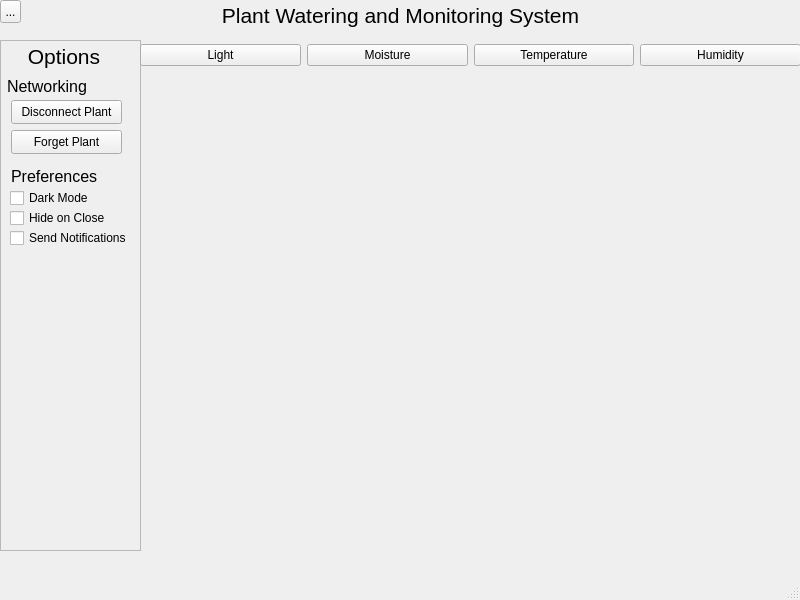
Before: the Qt Designer form PlantWateringAndMonitoringSystem/mainwindow.ui in AmethystBird/Plant-Watering-And-Monitering-Client, drawn with Qt 5.
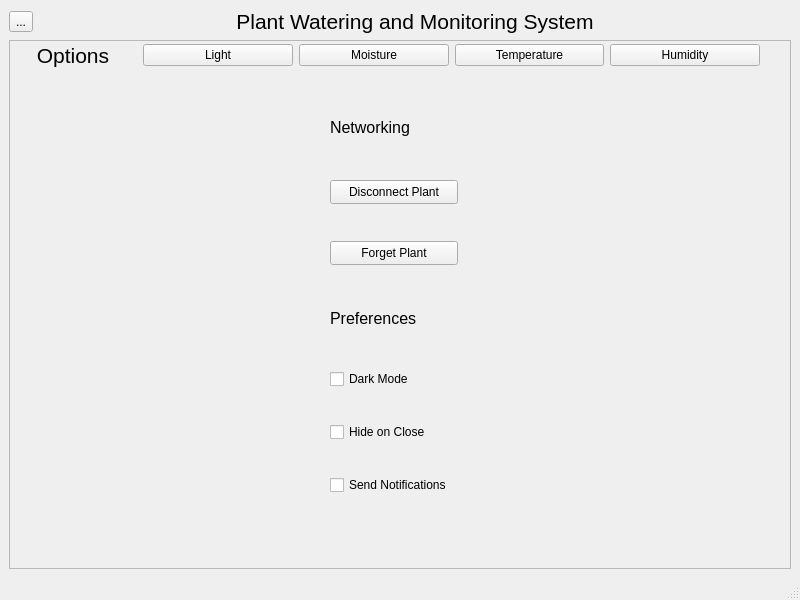
After: the same form once the commit is applied.

```diff
--- a/PlantWateringAndMonitoringSystem/mainwindow.ui
+++ b/PlantWateringAndMonitoringSystem/mainwindow.ui
@@ -14,15 +14,16 @@
    <string>MainWindow</string>
   </property>
   <widget class="QWidget" name="centralwidget">
+   <layout class="QGridLayout" name="gridLayout">
+    <item row="1" column="0">
+     <widget class="QToolButton" name="optionsButton">
+      <property name="text">
+       <string>...</string>
+      </property>
+     </widget>
+    </item>
+    <item row="1" column="1">
    <widget class="QLabel" name="titleLabel">
-    <property name="geometry">
-     <rect>
-      <x>0</x>
-      <y>0</y>
-      <width>801</width>
-      <height>31</height>
-     </rect>
-    </property>
     <property name="font">
      <font>
       <pointsize>16</pointsize>
@@ -38,16 +39,12 @@
      <set>Qt::AlignCenter</set>
     </property>
    </widget>
-   <widget class="QWidget" name="gridLayoutWidget">
-    <property name="geometry">
-     <rect>
-      <x>0</x>
-      <y>40</y>
-      <width>141</width>
-      <height>511</height>
-     </rect>
-    </property>
-    <layout class="QGridLayout" name="optionsMenu">
+    </item>
+    <item row="2" column="0" rowspan="3" colspan="2">
+     <layout class="QGridLayout" name="optionsMenu" rowstretch="0">
+      <property name="rightMargin">
+       <number>0</number>
+      </property>
      <item row="0" column="0">
       <widget class="QFrame" name="optionsMenuFrame">
        <property name="autoFillBackground">
@@ -59,91 +56,18 @@
        <property name="frameShadow">
         <enum>QFrame::Raised</enum>
        </property>
-       <widget class="QCheckBox" name="sendNotificationsCheckBox">
+        <widget class="QWidget" name="horizontalLayoutWidget_2">
         <property name="geometry">
          <rect>
-          <x>10</x>
-          <y>190</y>
-          <width>128</width>
-          <height>16</height>
-         </rect>
-        </property>
-        <property name="maximumSize">
-         <size>
-          <width>128</width>
-          <height>16</height>
-         </size>
-        </property>
-        <property name="text">
-         <string>Send Notifications</string>
-        </property>
-       </widget>
-       <widget class="QPushButton" name="disconnectPlantButton">
-        <property name="geometry">
-         <rect>
-          <x>11</x>
-          <y>60</y>
-          <width>111</width>
-          <height>24</height>
-         </rect>
-        </property>
-        <property name="maximumSize">
-         <size>
-          <width>128</width>
-          <height>24</height>
-         </size>
-        </property>
-        <property name="text">
-         <string>Disconnect Plant</string>
-        </property>
-       </widget>
-       <widget class="QPushButton" name="forgetPlantButton">
-        <property name="geometry">
-         <rect>
-          <x>11</x>
-          <y>90</y>
-          <width>111</width>
-          <height>24</height>
-         </rect>
-        </property>
-        <property name="maximumSize">
-         <size>
-          <width>128</width>
-          <height>24</height>
-         </size>
-        </property>
-        <property name="text">
-         <string>Forget Plant</string>
-        </property>
-       </widget>
-       <widget class="QCheckBox" name="hideOnCloseCheckBox">
-        <property name="geometry">
-         <rect>
-          <x>10</x>
-          <y>170</y>
-          <width>128</width>
-          <height>16</height>
-         </rect>
-        </property>
-        <property name="maximumSize">
-         <size>
-          <width>128</width>
-          <height>16</height>
-         </size>
-        </property>
-        <property name="text">
-         <string>Hide on Close</string>
-        </property>
-       </widget>
+           <x>0</x>
+           <y>0</y>
+           <width>751</width>
+           <height>31</height>
+          </rect>
+         </property>
+         <layout class="QHBoxLayout" name="horizontalLayout_3">
+          <item>
        <widget class="QLabel" name="optionsLabel">
-        <property name="geometry">
-         <rect>
-          <x>0</x>
-          <y>0</y>
-          <width>128</width>
-          <height>32</height>
-         </rect>
-        </property>
         <property name="maximumSize">
          <size>
           <width>128</width>
@@ -165,100 +89,12 @@
          <number>0</number>
         </property>
        </widget>
-       <widget class="QCheckBox" name="darkModeCheckBox">
-        <property name="geometry">
-         <rect>
-          <x>10</x>
-          <y>150</y>
-          <width>128</width>
-          <height>16</height>
-         </rect>
-        </property>
-        <property name="maximumSize">
-         <size>
-          <width>128</width>
-          <height>16</height>
-         </size>
-        </property>
-        <property name="text">
-         <string>Dark Mode</string>
-        </property>
-       </widget>
-       <widget class="QLabel" name="networkingLabel">
-        <property name="geometry">
-         <rect>
-          <x>7</x>
-          <y>30</y>
-          <width>121</width>
-          <height>32</height>
-         </rect>
-        </property>
-        <property name="maximumSize">
-         <size>
-          <width>128</width>
-          <height>32</height>
-         </size>
-        </property>
-        <property name="font">
-         <font>
-          <pointsize>12</pointsize>
-         </font>
-        </property>
-        <property name="text">
-         <string>Networking</string>
-        </property>
-       </widget>
-       <widget class="QLabel" name="preferencesLabel">
-        <property name="geometry">
-         <rect>
-          <x>11</x>
-          <y>120</y>
-          <width>111</width>
-          <height>32</height>
-         </rect>
-        </property>
-        <property name="maximumSize">
-         <size>
-          <width>128</width>
-          <height>32</height>
-         </size>
-        </property>
-        <property name="font">
-         <font>
-          <pointsize>12</pointsize>
-         </font>
-        </property>
-        <property name="text">
-         <string>Preferences</string>
-        </property>
-       </widget>
-      </widget>
-     </item>
-    </layout>
-   </widget>
-   <widget class="QToolButton" name="optionsButton">
-    <property name="geometry">
-     <rect>
-      <x>0</x>
-      <y>0</y>
-      <width>21</width>
-      <height>23</height>
-     </rect>
-    </property>
-    <property name="text">
-     <string>...</string>
-    </property>
-   </widget>
-   <widget class="QWidget" name="horizontalLayoutWidget">
-    <property name="geometry">
-     <rect>
-      <x>140</x>
-      <y>40</y>
-      <width>661</width>
-      <height>31</height>
-     </rect>
-    </property>
+          </item>
+          <item>
     <layout class="QHBoxLayout" name="horizontalLayout">
+            <property name="sizeConstraint">
+             <enum>QLayout::SetDefaultConstraint</enum>
+            </property>
      <item>
       <widget class="QPushButton" name="pushButton_4">
        <property name="text">
@@ -288,18 +124,150 @@
       </widget>
      </item>
     </layout>
-   </widget>
-   <widget class="QWidget" name="verticalLayoutWidget">
+          </item>
+         </layout>
+        </widget>
+        <widget class="QWidget" name="horizontalLayoutWidget">
     <property name="geometry">
      <rect>
-      <x>150</x>
-      <y>80</y>
-      <width>641</width>
-      <height>471</height>
-     </rect>
-    </property>
-    <layout class="QVBoxLayout" name="verticalLayout"/>
-   </widget>
+           <x>0</x>
+           <y>40</y>
+           <width>771</width>
+           <height>451</height>
+          </rect>
+         </property>
+         <layout class="QHBoxLayout" name="horizontalLayout_2">
+          <item>
+           <layout class="QVBoxLayout" name="verticalLayout_2">
+            <item>
+             <widget class="QLabel" name="networkingLabel">
+              <property name="maximumSize">
+               <size>
+                <width>128</width>
+                <height>32</height>
+               </size>
+              </property>
+              <property name="font">
+               <font>
+                <pointsize>12</pointsize>
+               </font>
+              </property>
+              <property name="text">
+               <string>Networking</string>
+              </property>
+             </widget>
+            </item>
+            <item>
+             <widget class="QPushButton" name="disconnectPlantButton">
+              <property name="maximumSize">
+               <size>
+                <width>128</width>
+                <height>24</height>
+               </size>
+              </property>
+              <property name="text">
+               <string>Disconnect Plant</string>
+              </property>
+             </widget>
+            </item>
+            <item>
+             <widget class="QPushButton" name="forgetPlantButton">
+              <property name="maximumSize">
+               <size>
+                <width>128</width>
+                <height>24</height>
+               </size>
+              </property>
+              <property name="text">
+               <string>Forget Plant</string>
+              </property>
+             </widget>
+            </item>
+            <item>
+             <widget class="QLabel" name="preferencesLabel">
+              <property name="maximumSize">
+               <size>
+                <width>128</width>
+                <height>32</height>
+               </size>
+              </property>
+              <property name="font">
+               <font>
+                <pointsize>12</pointsize>
+               </font>
+              </property>
+              <property name="text">
+               <string>Preferences</string>
+              </property>
+             </widget>
+            </item>
+            <item>
+             <widget class="QCheckBox" name="darkModeCheckBox">
+              <property name="maximumSize">
+               <size>
+                <width>128</width>
+                <height>16</height>
+               </size>
+              </property>
+              <property name="text">
+               <string>Dark Mode</string>
+              </property>
+             </widget>
+            </item>
+            <item>
+             <widget class="QCheckBox" name="hideOnCloseCheckBox">
+              <property name="maximumSize">
+               <size>
+                <width>128</width>
+                <height>16</height>
+               </size>
+              </property>
+              <property name="text">
+               <string>Hide on Close</string>
+              </property>
+             </widget>
+            </item>
+            <item>
+             <widget class="QCheckBox" name="sendNotificationsCheckBox">
+              <property name="maximumSize">
+               <size>
+                <width>128</width>
+                <height>16</height>
+               </size>
+              </property>
+              <property name="text">
+               <string>Send Notifications</string>
+              </property>
+             </widget>
+            </item>
+           </layout>
+          </item>
+          <item>
+           <layout class="QVBoxLayout" name="verticalLayout">
+            <property name="spacing">
+             <number>6</number>
+            </property>
+            <property name="leftMargin">
+             <number>0</number>
+            </property>
+            <property name="topMargin">
+             <number>0</number>
+            </property>
+            <property name="rightMargin">
+             <number>0</number>
+            </property>
+            <property name="bottomMargin">
+             <number>0</number>
+            </property>
+           </layout>
+          </item>
+         </layout>
+        </widget>
+       </widget>
+      </item>
+     </layout>
+    </item>
+   </layout>
   </widget>
   <widget class="QMenuBar" name="menubar">
    <property name="geometry">
```
Lines whose indentation alone changed are shown as unchanged.
